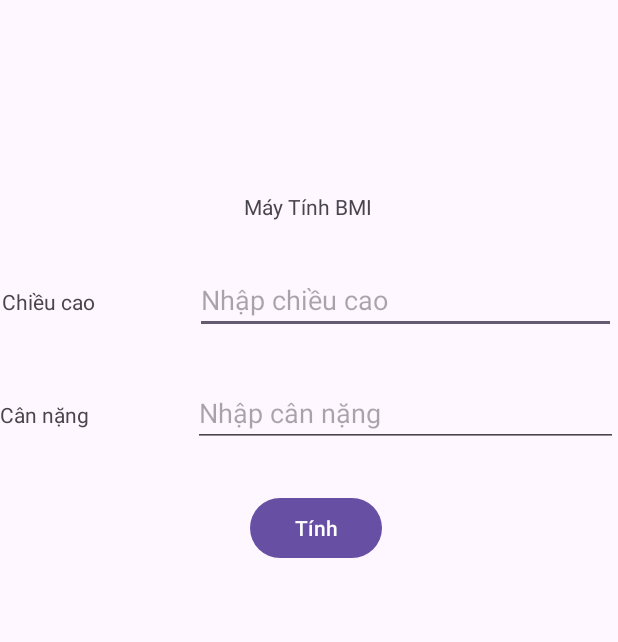
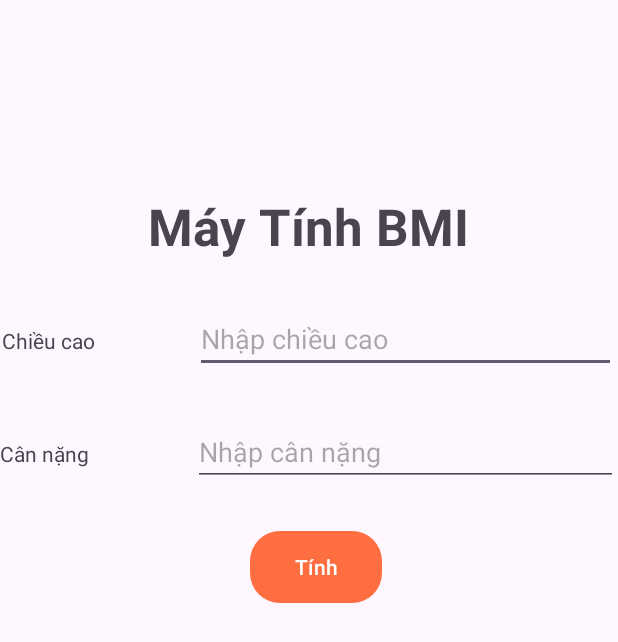
Before and after one commit to huyhoangy/PhamNguyenHuyHoang_2113_KTGK, an Android app: the screen it shows after launch (MainActivity), on a phone screen of 412 x 824 dp. Shown: the top 642 px of the screen. Run offline under Robolectric (Android 15) with nearby library versions, the phone set to English and light mode, and no system bars.

Commit message:
cau5vacau6

```diff
--- /dev/null
+++ b/app/src/main/res/drawable/custom_btn.xml
@@ -0,0 +1,6 @@
+<?xml version="1.0" encoding="utf-8"?>
+<shape xmlns:android="http://schemas.android.com/apk/res/android">
+    <corners android:radius="20dp"/>
+    <solid android:color="#FF6E40"/>
+
+</shape>
--- a/app/src/main/res/layout/activity_kq.xml
+++ b/app/src/main/res/layout/activity_kq.xml
@@ -55,6 +55,8 @@
         android:layout_marginStart="170dp"
         android:layout_marginTop="30dp"
         android:layout_marginEnd="151dp"
+        android:background="@drawable/custom_btn"
+        app:backgroundTint="@null"
         android:text="Tính Lại"
         app:layout_constraintEnd_toEndOf="parent"
         app:layout_constraintStart_toStartOf="parent"
--- a/app/src/main/res/layout/activity_main.xml
+++ b/app/src/main/res/layout/activity_main.xml
@@ -13,6 +13,8 @@
         android:layout_height="wrap_content"
         android:layout_marginTop="128dp"
         android:text="Máy Tính BMI"
+        android:textSize="34sp"
+        android:textStyle="bold"
         app:layout_constraintEnd_toEndOf="parent"
         app:layout_constraintHorizontal_bias="0.498"
         app:layout_constraintStart_toStartOf="parent"
@@ -83,6 +85,8 @@
         android:layout_marginTop="30dp"
         android:layout_marginEnd="156dp"
         android:text="Tính"
+        android:background="@drawable/custom_btn"
+        app:backgroundTint="@null"
         app:layout_constraintEnd_toEndOf="parent"
         app:layout_constraintStart_toStartOf="parent"
         app:layout_constraintTop_toBottomOf="@+id/linearLayout2" />
```
Also changed, not shown: app/src/main/res/drawable/custom_bg.xml (added, +7 -0 lines).
